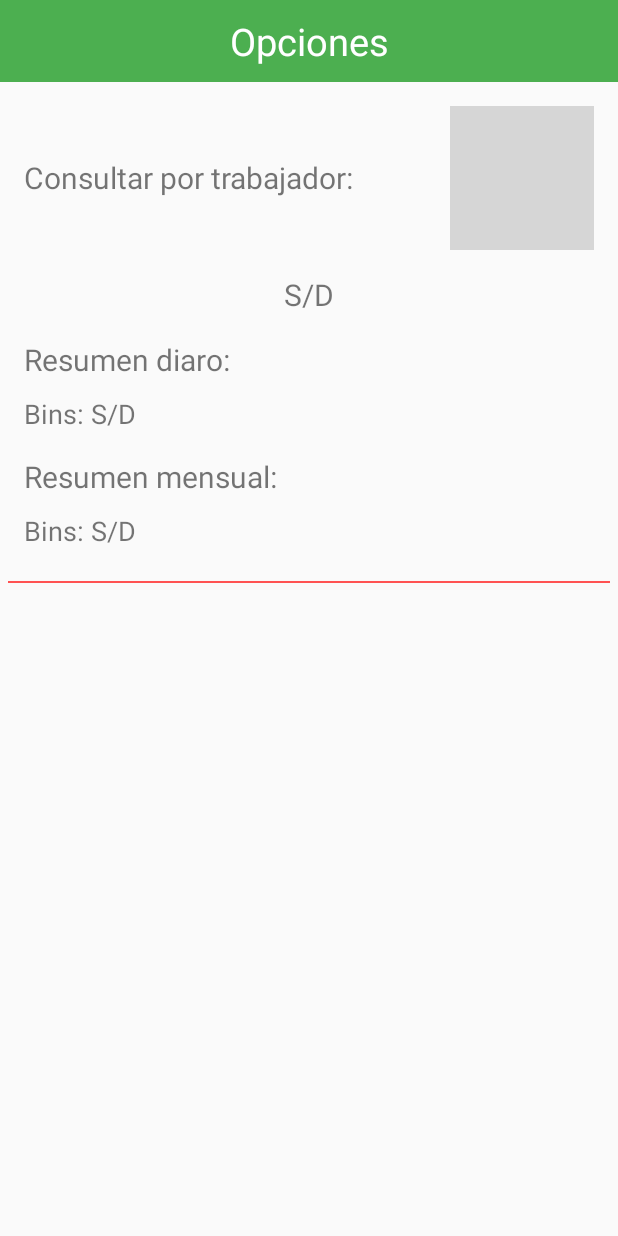
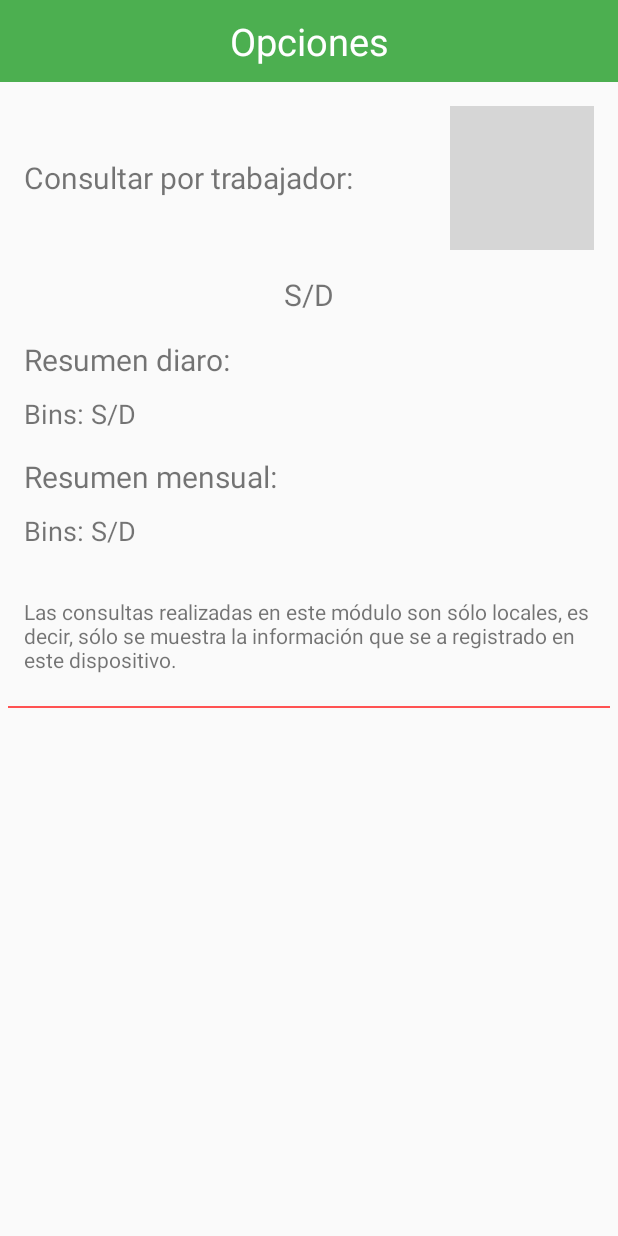
Before and after one commit to alexiLillo/ProduccionManzanos, an Android app: the layout testlayout.xml on its own in the app's theme, with its tools: preview values and no code run, on a phone screen of 412 x 824 dp. Run offline under Robolectric (Android 15) with nearby library versions, the phone set to English and light mode, and no system bars; grey boxes are pictures that could not be loaded.

Commit message:
consultar bins trabajador ok

```diff
--- a/app/src/main/res/layout/activity_main.xml
+++ b/app/src/main/res/layout/activity_main.xml
@@ -766,6 +766,12 @@ Tenga en cuenta que la sincronización puede tardar unos minutos." />
 
                     </LinearLayout>
 
+                    <TextView
+                        android:padding="16dp"
+                        android:layout_width="match_parent"
+                        android:layout_height="wrap_content"
+                        android:text="Las consultas realizadas en este módulo son sólo locales, es decir, sólo se muestra la información que se a registrado en este dispositivo."/>
+
                     <LinearLayout
                         android:layout_width="match_parent"
                         android:layout_height="1dp"
--- a/app/src/main/res/layout/testlayout.xml
+++ b/app/src/main/res/layout/testlayout.xml
@@ -77,14 +77,13 @@
                     android:textSize="18sp" />
 
                 <TextView
-                    android:id="@+id/txtBandejasDia"
+                    android:id="@+id/txtBinsDiaTrabajador"
                     android:layout_width="match_parent"
                     android:layout_height="wrap_content"
                     android:text="S/D"
                     android:textSize="18sp" />
 
             </LinearLayout>
-
 
 
             <TextView
@@ -107,7 +106,7 @@
                     android:textSize="18sp" />
 
                 <TextView
-                    android:id="@+id/txtBandejasTotal"
+                    android:id="@+id/txtBinsMesTrabajador"
                     android:layout_width="match_parent"
                     android:layout_height="wrap_content"
                     android:text="S/D"
@@ -116,6 +115,12 @@
             </LinearLayout>
 
         </LinearLayout>
+
+        <TextView
+            android:padding="16dp"
+            android:layout_width="match_parent"
+            android:layout_height="wrap_content"
+            android:text="Las consultas realizadas en este módulo son sólo locales, es decir, sólo se muestra la información que se a registrado en este dispositivo."/>
 
         <LinearLayout
             android:layout_width="match_parent"
```
Also changed, not shown: app/src/main/java/cl/lillo/produccionmanzanos/MainActivity.java (+9 -3 lines).
